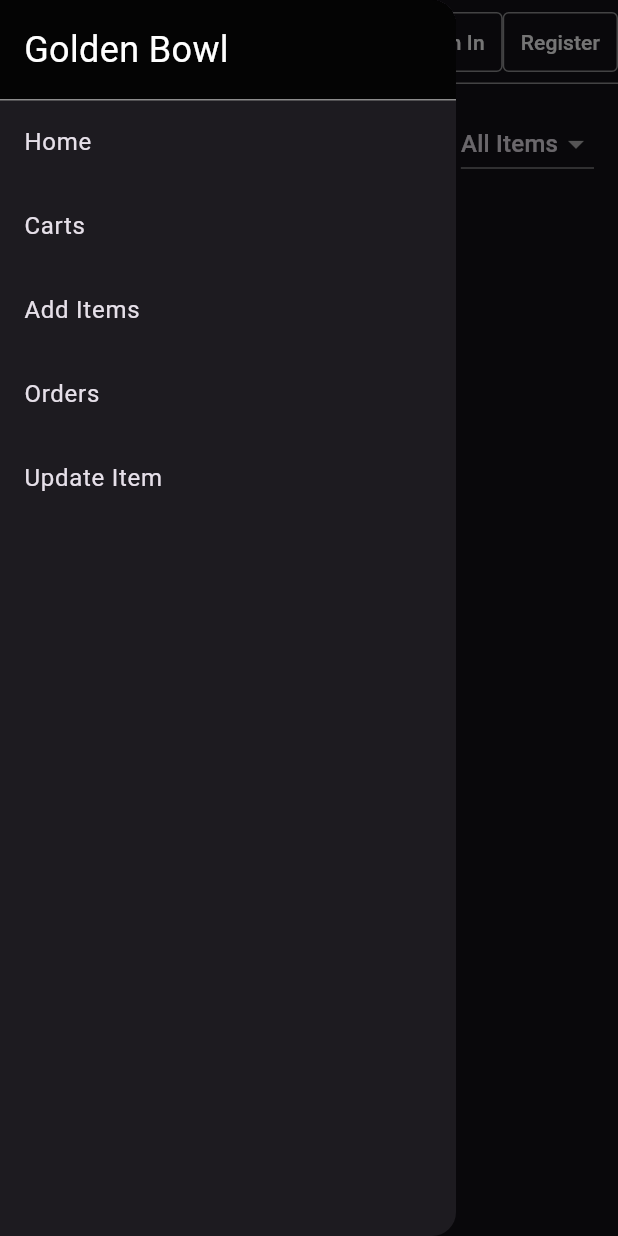
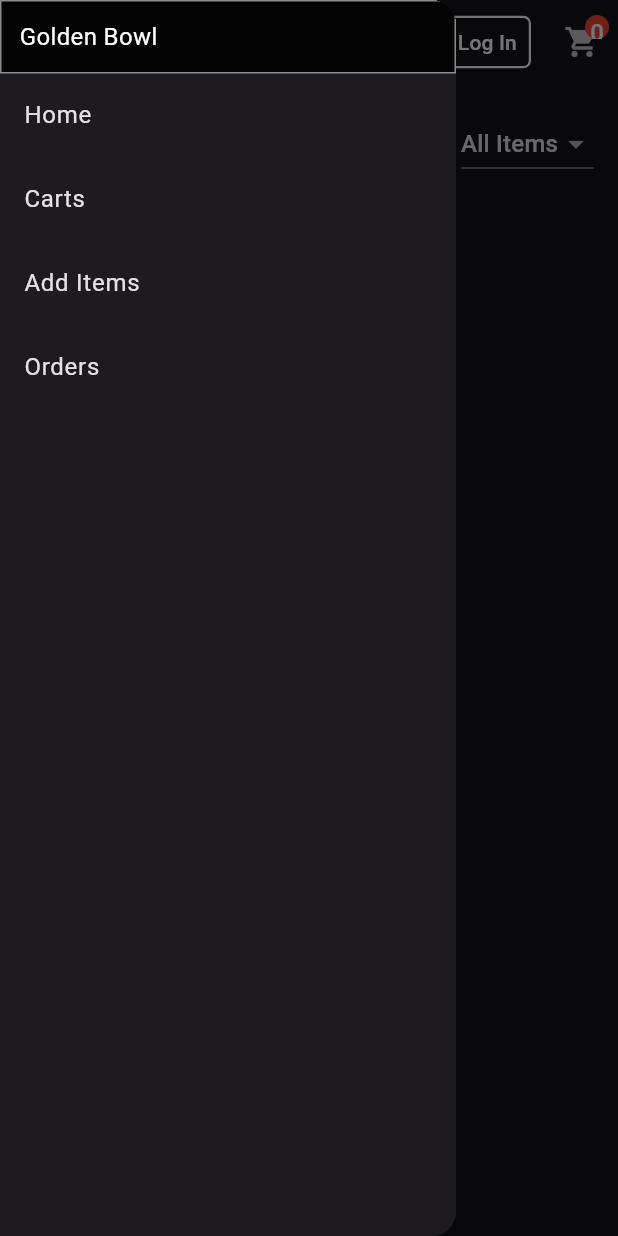
Before and after one commit to md-sifat/Golden_Bowl_App, a Flutter app: the screen it shows after launch, with the side drawer open, on a phone screen of 412 x 824 dp. Run offline on Flutter 3.47's test engine with Material 3 defaults, Android fonts, the phone set to English and light mode, and no system bars; network calls fail.

Commit message:
cart functionality implemented & ui design updated

```diff
--- a/lib/main.dart
+++ b/lib/main.dart
@@ -5,8 +5,6 @@ import 'signin_page.dart';
 import 'register_page.dart';
 import 'addItem.dart';
 import 'carts.dart';
-import 'orders.dart';
-import 'update.dart';
 
 void main() {
   runApp(const MyApp());
@@ -25,9 +23,14 @@ class MyApp extends StatelessWidget {
       routes: {
         '/signin': (context) => const SignInPage(),
         '/register': (context) => const RegisterPage(),
+        '/addItem': (context) => const AddItemPage(),
       },
     );
   }
+}
+
+void _dummyFunction(Map<String, dynamic> item) {
+  // This is just a dummy function, replace with the actual implementation
 }
 
 class HomePage extends StatefulWidget {
@@ -38,13 +41,29 @@ class HomePage extends StatefulWidget {
 }
 
 class _HomePageState extends State<HomePage> {
-  Widget _selectedPage = const HomeContent();
+  Widget _selectedPage = const HomeContent(addToCart: _dummyFunction);
+  List<Map<String, dynamic>> cart = [];
+  int cartItemCount = 0;
 
   void _changePage(Widget page) {
     setState(() {
       _selectedPage = page;
     });
     Navigator.pop(context);
+  }
+
+  void addToCart(Map<String, dynamic> item) {
+    setState(() {
+      cart.add(item);
+      cartItemCount++;
+    });
+    ScaffoldMessenger.of(context).showSnackBar(
+      SnackBar(
+        content: Text('${item['name']} added to cart'),
+        duration: const Duration(seconds: 1),
+        backgroundColor: Colors.green,
+      ),
+    );
   }
 
   @override
@@ -55,14 +74,14 @@ class _HomePageState extends State<HomePage> {
           children: [
             Container(
               width: double.infinity,
-              padding: const EdgeInsets.all(16),
-              decoration: const BoxDecoration(
+              padding: const EdgeInsets.all(12),
+              decoration: BoxDecoration(
                 color: Colors.black87,
-                border: Border(bottom: BorderSide(color: Colors.white54)),
+                border: Border.all(color: Colors.white54),
               ),
               child: const Text(
                 'Golden Bowl',
-                style: TextStyle(color: Colors.white, fontSize: 24),
+                style: TextStyle(color: Colors.white, fontSize: 16),
               ),
             ),
             Expanded(
@@ -70,23 +89,38 @@ class _HomePageState extends State<HomePage> {
                 children: [
                   ListTile(
                     title: const Text('Home'),
-                    onTap: () => _changePage(const HomeContent()),
+                    onTap:
+                        () => _changePage(
+                          const HomeContent(addToCart: _dummyFunction),
+                        ),
                   ),
                   ListTile(
                     title: const Text('Carts'),
-                    onTap: () => _changePage(const HomeContent()),
+                    onTap: () {
+                      Navigator.push(
+                        context,
+                        MaterialPageRoute(
+                          builder: (context) => CartPage(cartItems: cart),
+                        ),
+                      );
+                    },
                   ),
                   ListTile(
                     title: const Text('Add Items'),
-                    onTap: () => _changePage(const AddItemPage()),
+                    onTap: () {
+                      Navigator.pushNamed(context, '/addItem');
+                    },
                   ),
                   ListTile(
                     title: const Text('Orders'),
-                    onTap: () => _changePage(const HomeContent()),
+                    onTap: () {
+                      Navigator.push(
+                        context,
+                        MaterialPageRoute(
+                          builder: (context) => CartPage(cartItems: cart),
                         ),
-                  ListTile(
-                    title: const Text('Update Item'),
-                    onTap: () => _changePage(const HomeContent()),
+                      );
+                    },
                   ),
                 ],
               ),
@@ -97,46 +131,62 @@ class _HomePageState extends State<HomePage> {
       appBar: AppBar(
         title: const Text('Golden Bowl'),
         centerTitle: true,
-        shape: const Border(bottom: BorderSide(color: Colors.white54)),
         actions: [
-          TextButton(
+          Container(
+            decoration: BoxDecoration(
+              border: Border.all(color: Colors.white, width: 1.5),
+              borderRadius: BorderRadius.circular(5),
+            ),
+            child: TextButton(
               onPressed: () {
                 Navigator.pushNamed(context, '/signin');
               },
               style: TextButton.styleFrom(
-              foregroundColor: Colors.white,
-              backgroundColor: Colors.transparent,
-              side: const BorderSide(color: Colors.white54),
-              shape: RoundedRectangleBorder(
-                borderRadius: BorderRadius.circular(4),
+                padding: const EdgeInsets.symmetric(horizontal: 8, vertical: 6),
+                minimumSize: const Size(0, 24),
+                tapTargetSize: MaterialTapTargetSize.shrinkWrap,
               ),
-            ),
-            child: const Text('Sign In'),
-          ),
-          TextButton(
-            onPressed: () {
-              Navigator.pushNamed(context, '/register');
-            },
-            style: TextButton.styleFrom(
-              foregroundColor: Colors.white,
-              backgroundColor: Colors.transparent,
-              side: const BorderSide(color: Colors.white54),
-              shape: RoundedRectangleBorder(
-                borderRadius: BorderRadius.circular(4),
-              ),
-            ),
-            child: const Text('Register'),
+              child: Row(
+                children: const [
+                  Icon(Icons.login, color: Colors.white, size: 16),
+                  SizedBox(width: 4),
+                  Text(
+                    "Log In",
+                    style: TextStyle(color: Colors.white, fontSize: 14),
                   ),
                 ],
               ),
-      body: _selectedPage,
+            ),
+          ),
+          const SizedBox(width: 10),
+          IconButton(
+            icon: Badge(
+              badgeContent: Text(
+                '$cartItemCount',
+                style: const TextStyle(color: Colors.white),
+              ),
+              child: const Icon(Icons.shopping_cart),
+            ),
+            onPressed: () {
+              Navigator.push(
+                context,
+                MaterialPageRoute(
+                  builder: (context) => CartPage(cartItems: cart),
+                ),
+              );
+            },
+          ),
+        ],
+      ),
+      body: HomeContent(addToCart: addToCart),
     );
   }
 }
 
-// Home Page Content
 class HomeContent extends StatefulWidget {
-  const HomeContent({super.key});
+  final Function(Map<String, dynamic>) addToCart;
+
+  const HomeContent({super.key, required this.addToCart});
 
   @override
   State<HomeContent> createState() => _HomeContentState();
@@ -149,10 +199,10 @@ class _HomeContentState extends State<HomeContent> {
 
   final Map<String, String> apiUrls = {
     'All Items': 'https://golden-bowl-server.vercel.app/items',
-    'Tea': 'http://localhost:3000/api/tea',
-    'Snacks': 'http://localhost:3000/api/snacks',
-    'Meals': 'http://localhost:3000/api/meals',
-    'Drinks': 'http://localhost:3000/api/drinks',
+    'Tea': 'https://golden-bowl-server.vercel.app/items/Tea',
+    'Snacks': 'https://golden-bowl-server.vercel.app/items/Snack',
+    'Meals': 'https://golden-bowl-server.vercel.app/items/Meal',
+    'Drinks': 'https://golden-bowl-server.vercel.app/items/Drink',
   };
 
   @override
@@ -165,17 +215,14 @@ class _HomeContentState extends State<HomeContent> {
     setState(() {
       isLoading = true;
     });
-
     try {
       final url = apiUrls[selectedCategory]!;
       final response = await http.get(Uri.parse(url));
-
       if (response.statusCode == 200 && response.body.isNotEmpty) {
         List<dynamic> decodedData = json.decode(response.body);
         setState(() {
           items = decodedData.isNotEmpty ? decodedData : [];
         });
-        debugPrint('Fetched items: ${items.length}');
       } else {
         setState(() {
           items = [];
@@ -185,7 +232,6 @@ class _HomeContentState extends State<HomeContent> {
       setState(() {
         items = [];
       });
-      debugPrint('Error fetching items: $e');
     } finally {
       setState(() {
         isLoading = false;
@@ -203,7 +249,10 @@ class _HomeContentState extends State<HomeContent> {
           Row(
             mainAxisAlignment: MainAxisAlignment.spaceBetween,
             children: [
-              const Text('Select Category:', style: TextStyle(fontSize: 18)),
+              const Text(
+                'Select Category',
+                style: TextStyle(fontSize: 16, fontWeight: FontWeight.bold),
+              ),
               DropdownButton<String>(
                 value: selectedCategory,
                 items:
@@ -223,19 +272,24 @@ class _HomeContentState extends State<HomeContent> {
             ],
           ),
           const SizedBox(height: 16),
+          Expanded(
+            child:
                 isLoading
                     ? const Center(child: CircularProgressIndicator())
-              : Expanded(
-                child:
-                    items.isEmpty
-                        ? const Center(child: Text('No items available.'))
+                    : items.isEmpty
+                    ? const Center(
+                      child: Text(
+                        'No Items Found',
+                        style: TextStyle(fontSize: 18),
+                      ),
+                    )
                     : GridView.builder(
                       gridDelegate:
                           const SliverGridDelegateWithFixedCrossAxisCount(
                             crossAxisCount: 2,
-                                crossAxisSpacing: 10,
-                                mainAxisSpacing: 10,
-                                childAspectRatio: 0.75,
+                            crossAxisSpacing: 5,
+                            mainAxisSpacing: 5,
+                            childAspectRatio: 0.6,
                           ),
                       itemCount: items.length,
                       itemBuilder: (context, index) {
@@ -244,54 +298,76 @@ class _HomeContentState extends State<HomeContent> {
                           shape: RoundedRectangleBorder(
                             borderRadius: BorderRadius.circular(10),
                           ),
-                              child: Column(
-                                crossAxisAlignment: CrossAxisAlignment.center,
+                          child: LayoutBuilder(
+                            builder: (context, constraints) {
+                              double cardHeight = constraints.maxHeight;
+                              return Column(
                                 children: [
-                                  Expanded(
+                                  SizedBox(
+                                    height: cardHeight * 0.6,
+                                    width: double.infinity,
                                     child: Image.network(
                                       items[index]['image'],
                                       fit: BoxFit.cover,
-                                      width: double.infinity,
-                                      height: 120,
                                     ),
                                   ),
-                                  Padding(
-                                    padding: const EdgeInsets.all(8.0),
+                                  SizedBox(
+                                    height: cardHeight * 0.4,
+                                    child: Padding(
+                                      padding: const EdgeInsets.all(2.0),
                                       child: Column(
+                                        mainAxisAlignment:
+                                            MainAxisAlignment.start,
                                         children: [
                                           Text(
                                             items[index]['name'],
+                                            maxLines: 1,
+                                            overflow: TextOverflow.ellipsis,
+                                            textAlign: TextAlign.center,
                                             style: const TextStyle(
-                                            fontSize: 16,
-                                            fontWeight: FontWeight.bold,
+                                              fontSize: 13,
                                             ),
                                           ),
+                                          const SizedBox(height: 0),
                                           Text(
                                             'Price: \$${items[index]['price']}',
+                                            style: const TextStyle(
+                                              fontSize: 12,
                                             ),
-                                        Text(
-                                          int.parse(
-                                                    items[index]['stock']
-                                                        .toString(),
-                                                  ) >
-                                                  0
-                                              ? 'In Stock'
-                                              : 'Out of Stock',
+                                          ),
+                                          const SizedBox(height: 0),
+                                          const Text(
+                                            'In Stock',
                                             style: TextStyle(
-                                            color:
-                                                int.parse(
-                                                          items[index]['stock']
-                                                              .toString(),
-                                                        ) >
-                                                        0
-                                                    ? Colors.green
-                                                    : Colors.red,
+                                              color: Colors.green,
+                                              fontSize: 11,
+                                            ),
+                                          ),
+                                          const SizedBox(height: 0),
+                                          TextButton(
+                                            style: TextButton.styleFrom(
+                                              side: const BorderSide(
+                                                color: Colors.transparent,
+                                                width: 0,
+                                              ),
+                                              padding: EdgeInsets.zero,
+                                            ),
+                                            onPressed:
+                                                () => widget.addToCart(
+                                                  items[index],
+                                                ),
+                                            child: const Text(
+                                              'Add to Cart',
+                                              style: TextStyle(fontSize: 13),
                                             ),
                                           ),
                                         ],
                                       ),
                                     ),
+                                  ),
                                 ],
+                              );
+                            },
                           ),
                         );
                       },
@@ -302,3 +378,29 @@ class _HomeContentState extends State<HomeContent> {
     );
   }
 }
+
+class Badge extends StatelessWidget {
+  final Widget child;
+  final Widget badgeContent;
+
+  const Badge({super.key, required this.child, required this.badgeContent});
+
+  @override
+  Widget build(BuildContext context) {
+    return Stack(
+      clipBehavior: Clip.none,
+      children: [
+        child,
+        Positioned(
+          right: -6,
+          top: -6,
+          child: CircleAvatar(
+            radius: 8,
+            backgroundColor: Colors.red,
+            child: badgeContent,
+          ),
+        ),
+      ],
+    );
+  }
+}
```
Also changed, not shown: lib/addItem.dart (+3 -4 lines), lib/carts.dart (+89 -0 lines). Lines whose indentation alone changed are shown as unchanged.
